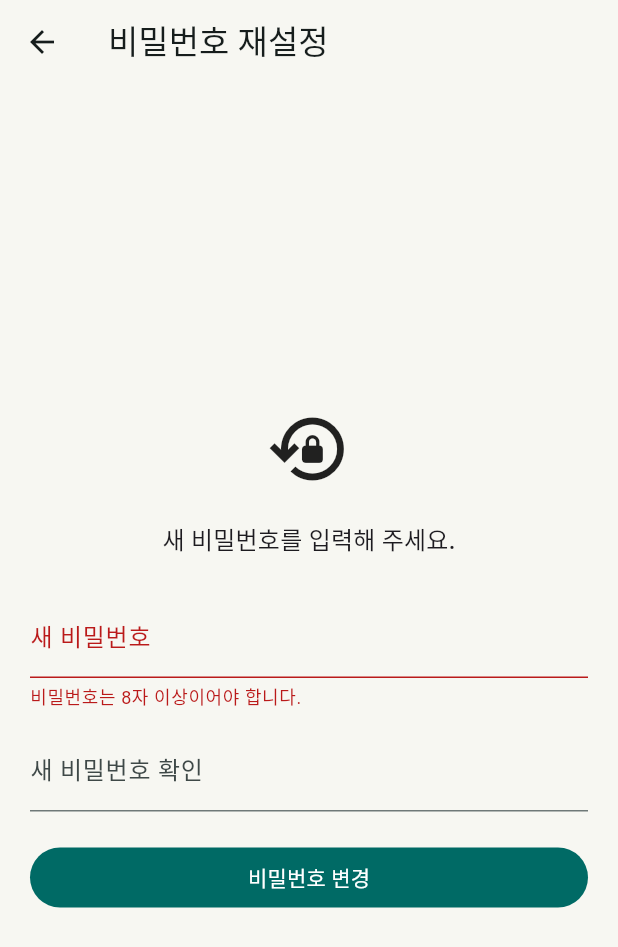
After one commit to guige01-guinsa/kyoutube, a Flutter app: the ResetPasswordPage screen opened directly, after a tap on "비밀번호 변경", on a phone screen of 412 x 824 dp. The commit adds this screen. Shown: the top 947 px of the screen. Run offline on Flutter 3.47's test engine with Material 3 defaults, Android fonts, the phone set to English and light mode, and no system bars; our stand-ins replace firebase_core, firebase_messaging, flutter_riverpod, go_router, image_picker, shared_preferences and 1 more; missing offline and left inert: youtube_recipe_search; accounts and stored records are empty; network calls fail.

Commit message:
feat: add password recovery and improve login flow

```diff
--- a/lib/app.dart
+++ b/lib/app.dart
@@ -1,3 +1,5 @@
+import 'dart:async';
+
 import 'package:flutter/material.dart';
 import 'package:supabase_flutter/supabase_flutter.dart';
 
@@ -96,8 +98,39 @@ class _KYoutubeBootstrapAppState extends State<KYoutubeBootstrapApp> {
   }
 }
 
-class KYoutubeApp extends StatelessWidget {
+class KYoutubeApp extends StatefulWidget {
   const KYoutubeApp({super.key});
+
+  @override
+  State<KYoutubeApp> createState() => _KYoutubeAppState();
+}
+
+class _KYoutubeAppState extends State<KYoutubeApp> {
+  StreamSubscription<AuthState>? _authSubscription;
+
+  @override
+  void initState() {
+    super.initState();
+
+    // 실제 앱에서는 Supabase 초기화 이후 실행됩니다.
+    // Widget Test에서는 Supabase가 초기화되지 않을 수 있으므로 안전하게 무시합니다.
+    try {
+      _authSubscription =
+          Supabase.instance.client.auth.onAuthStateChange.listen((data) {
+        if (data.event == AuthChangeEvent.passwordRecovery) {
+          AppRouter.router.go(AppRoutes.resetPassword);
+        }
+      });
+    } catch (_) {
+      _authSubscription = null;
+    }
+  }
+
+  @override
+  void dispose() {
+    _authSubscription?.cancel();
+    super.dispose();
+  }
 
   @override
   Widget build(BuildContext context) {
--- a/lib/core/router/app_router.dart
+++ b/lib/core/router/app_router.dart
@@ -2,6 +2,7 @@ import 'package:flutter/material.dart';
 import 'package:go_router/go_router.dart';
 
 import '../../features/auth/presentation/login_page.dart';
+import '../../features/auth/presentation/reset_password_page.dart';
 import '../../features/home/presentation/home_page.dart';
 import '../../features/kitchen/presentation/kitchen_page.dart';
 import '../../features/kitchen/presentation/shopping_review_page.dart';
@@ -18,6 +19,7 @@ class AppRoutes {
 
   static const String home = '/';
   static const String login = '/login';
+  static const String resetPassword = '/reset-password';
   static const String youtube = '/youtube';
   static const String bookmarks = '/bookmarks';
   static const String creator = '/creator';
@@ -71,6 +73,11 @@ class AppRouter {
         path: AppRoutes.login,
         builder: (BuildContext context, GoRouterState state) =>
             const LoginPage(),
+      ),
+      GoRoute(
+        path: AppRoutes.resetPassword,
+        builder: (BuildContext context, GoRouterState state) =>
+            const ResetPasswordPage(),
       ),
 
       // Public/bookmarked recipes.
--- /dev/null
+++ b/lib/features/auth/presentation/reset_password_page.dart
@@ -0,0 +1,196 @@
+import 'package:flutter/material.dart';
+import 'package:flutter_riverpod/flutter_riverpod.dart';
+import 'package:go_router/go_router.dart';
+import 'package:supabase_flutter/supabase_flutter.dart';
+
+import '../application/auth_providers.dart';
+
+class ResetPasswordPage extends ConsumerStatefulWidget {
+  const ResetPasswordPage({super.key});
+
+  @override
+  ConsumerState<ResetPasswordPage> createState() => _ResetPasswordPageState();
+}
+
+class _ResetPasswordPageState extends ConsumerState<ResetPasswordPage> {
+  final _formKey = GlobalKey<FormState>();
+  final _passwordController = TextEditingController();
+  final _confirmPasswordController = TextEditingController();
+
+  bool _isSubmitting = false;
+  String? _message;
+
+  @override
+  void dispose() {
+    _passwordController.dispose();
+    _confirmPasswordController.dispose();
+    super.dispose();
+  }
+
+  String _friendlyAuthMessage(AuthException error) {
+    final message = error.message.toLowerCase();
+
+    if (message.contains('same password')) {
+      return '새 비밀번호는 기존 비밀번호와 다르게 입력해 주세요.';
+    }
+
+    if (message.contains('password')) {
+      return '비밀번호 변경에 실패했습니다. 비밀번호 조건을 확인해 주세요.';
+    }
+
+    return error.message;
+  }
+
+  Future<void> _submit() async {
+    if (!_formKey.currentState!.validate()) {
+      return;
+    }
+
+    setState(() {
+      _isSubmitting = true;
+      _message = null;
+    });
+
+    try {
+      final auth = ref.read(authClientProvider);
+
+      await auth.updateUser(
+        UserAttributes(
+          password: _passwordController.text,
+        ),
+      );
+
+      if (!mounted) {
+        return;
+      }
+
+      ScaffoldMessenger.of(context).showSnackBar(
+        const SnackBar(
+          content: Text('비밀번호가 변경되었습니다.'),
+          duration: Duration(seconds: 3),
+        ),
+      );
+
+      context.go('/');
+    } on AuthException catch (error) {
+      if (!mounted) {
+        return;
+      }
+
+      setState(() {
+        _message = _friendlyAuthMessage(error);
+      });
+    } catch (_) {
+      if (!mounted) {
+        return;
+      }
+
+      setState(() {
+        _message = '비밀번호를 변경하지 못했습니다. 재설정 링크를 다시 요청해 주세요.';
+      });
+    } finally {
+      if (mounted) {
+        setState(() {
+          _isSubmitting = false;
+        });
+      }
+    }
+  }
+
+  @override
+  Widget build(BuildContext context) {
+    return Scaffold(
+      appBar: AppBar(
+        title: const Text('비밀번호 재설정'),
+      ),
+      body: SafeArea(
+        child: LayoutBuilder(
+          builder: (context, constraints) {
+            return SingleChildScrollView(
+              padding: EdgeInsets.fromLTRB(
+                20,
+                20,
+                20,
+                20 + MediaQuery.of(context).viewInsets.bottom,
+              ),
+              child: ConstrainedBox(
+                constraints: BoxConstraints(
+                  minHeight: constraints.maxHeight - 40,
+                ),
+                child: Center(
+                  child: ConstrainedBox(
+                    constraints: const BoxConstraints(maxWidth: 420),
+                    child: Form(
+                      key: _formKey,
+                      child: Column(
+                        mainAxisSize: MainAxisSize.min,
+                        crossAxisAlignment: CrossAxisAlignment.stretch,
+                        children: <Widget>[
+                          const Icon(
+                            Icons.lock_reset_outlined,
+                            size: 56,
+                          ),
+                          const SizedBox(height: 20),
+                          Text(
+                            '새 비밀번호를 입력해 주세요.',
+                            textAlign: TextAlign.center,
+                            style: Theme.of(context).textTheme.titleMedium,
+                          ),
+                          const SizedBox(height: 24),
+                          TextFormField(
+                            controller: _passwordController,
+                            obscureText: true,
+                            decoration: const InputDecoration(
+                              labelText: '새 비밀번호',
+                            ),
+                            validator: (value) {
+                              if ((value ?? '').length < 8) {
+                                return '비밀번호는 8자 이상이어야 합니다.';
+                              }
+                              return null;
+                            },
+                          ),
+                          const SizedBox(height: 12),
+                          TextFormField(
+                            controller: _confirmPasswordController,
+                            obscureText: true,
+                            decoration: const InputDecoration(
+                              labelText: '새 비밀번호 확인',
+                            ),
+                            validator: (value) {
+                              if (value != _passwordController.text) {
+                                return '비밀번호가 일치하지 않습니다.';
+                              }
+                              return null;
+                            },
+                          ),
+                          const SizedBox(height: 20),
+                          FilledButton(
+                            onPressed: _isSubmitting ? null : _submit,
+                            child: Text(
+                              _isSubmitting ? '변경 중...' : '비밀번호 변경',
+                            ),
+                          ),
+                          if (_message != null) ...<Widget>[
+                            const SizedBox(height: 16),
+                            Text(
+                              _message!,
+                              textAlign: TextAlign.center,
+                              style: TextStyle(
+                                color: Theme.of(context).colorScheme.error,
+                              ),
+                            ),
+                          ],
+                        ],
+                      ),
+                    ),
+                  ),
+                ),
+              ),
+            );
+          },
+        ),
+      ),
+    );
+  }
+}
```
Also changed, not shown: lib/features/auth/presentation/login_page.dart (+134 -8 lines).
